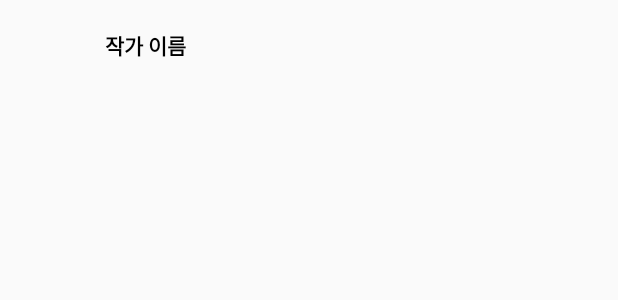
After one commit to android-sample-apps/GiveMeKeyword, an Android app: the layout favorite_person_list.xml on its own in the app's theme, with its tools: preview values and no code run, on a phone screen of 412 x 824 dp. The commit adds this screen. Shown: the top 300 px of the screen. Run offline under Robolectric (Android 15) with nearby library versions, the phone set to English and light mode, and no system bars.

```diff
--- a/app/src/main/java/com/mut_jaeryo/givmkeyword/DrawingMainActivity.kt
+++ b/app/src/main/java/com/mut_jaeryo/givmkeyword/DrawingMainActivity.kt
@@ -44,7 +44,6 @@ class DrawingMainActivity : AppCompatActivity() {
             builder.show()
         }
         supportActionBar?.setDisplayHomeAsUpEnabled(true)
-
         drawing_main_name.text = item?.name ?: ""
 
         drawing_main_image.setOnClickListener(
--- /dev/null
+++ b/app/src/main/res/layout/favorite_person_list.xml
@@ -0,0 +1,27 @@
+<?xml version="1.0" encoding="utf-8"?>
+<LinearLayout xmlns:android="http://schemas.android.com/apk/res/android"
+    android:orientation="horizontal" android:layout_width="match_parent"
+
+    android:layout_height="wrap_content">
+
+    <de.hdodenhof.circleimageview.CircleImageView
+        android:layout_width="40dp"
+        android:layout_marginLeft="20dp"
+        android:layout_marginTop="10dp"
+        android:layout_marginBottom="10dp"
+        android:id="@+id/favorite_profile"
+        android:layout_height="40dp">
+
+    </de.hdodenhof.circleimageview.CircleImageView>
+
+    <TextView
+        android:layout_width="wrap_content"
+        android:layout_height="match_parent"
+        android:text="작가 이름"
+        android:id="@+id/favorite_name"
+        android:layout_marginLeft="10dp"
+        android:textStyle="bold"
+        android:gravity="center"
+        android:textColor="#000"
+        ></TextView>
+</LinearLayout>
--- a/app/src/main/res/layout/fragment_setting.xml
+++ b/app/src/main/res/layout/fragment_setting.xml
@@ -3,7 +3,7 @@
     xmlns:app="http://schemas.android.com/apk/res-auto"
     xmlns:tools="http://schemas.android.com/tools"
     android:layout_width="match_parent"
-    android:background="#ffffff"
+    android:background="#eeeeee"
     android:layout_height="match_parent"
    >
 
@@ -25,6 +25,7 @@
         android:layout_width="match_parent"
         android:layout_below="@id/setting_t1"
         android:layout_marginTop="20dp"
+        android:background="#ffffff"
         android:layout_height="match_parent">
 
         <RelativeLayout
--- a/app/src/main/res/layout/fragment_story.xml
+++ b/app/src/main/res/layout/fragment_story.xml
@@ -3,6 +3,7 @@
     xmlns:tools="http://schemas.android.com/tools"
     android:layout_width="match_parent"
     android:layout_height="match_parent"
+    android:background="#eeeeee"
     tools:context=".StoryFragment">
 
 
@@ -25,7 +26,6 @@
         android:layout_marginRight="10dp"
         android:layout_marginTop="10dp"
         android:layout_below="@id/today_story_t1"
-        android:background="#eeeeee"
         android:id="@+id/story_recycler"
         android:layout_height="match_parent"
         >
--- a/app/src/main/res/layout/fragment_today__goal.xml
+++ b/app/src/main/res/layout/fragment_today__goal.xml
@@ -4,7 +4,7 @@
     xmlns:tools="http://schemas.android.com/tools"
     android:layout_width="match_parent"
     android:layout_height="match_parent"
-    android:background="#ffffff"
+    android:background="#eeeeee"
     tools:context=".TodayGoalFragment">
 
     <!-- TODO: Update blank fragment layout -->
@@ -462,7 +462,7 @@
             android:id="@+id/draw_view"
             android:layout_width="match_parent"
             android:layout_height="match_parent"
-            android:layout_margin="7dp" />
+        />
     </RelativeLayout>
 
 
```
Also changed, not shown: app/src/main/java/com/mut_jaeryo/givmkeyword/StoryFragment.kt (+24 -20 lines), app/src/main/java/com/mut_jaeryo/givmkeyword/view/Items/favoriteitem.kt (added, +14 -0 lines), app/src/main/java/com/mut_jaeryo/givmkeyword/view/ViewHolders/favoriteHolder.kt (added, +20 -0 lines), app/src/main/java/com/mut_jaeryo/givmkeyword/view/favoriteAdapter.kt (added, +37 -0 lines), app/src/main/res/layout/activity_drawing_main.xml (+52 -12 lines).
